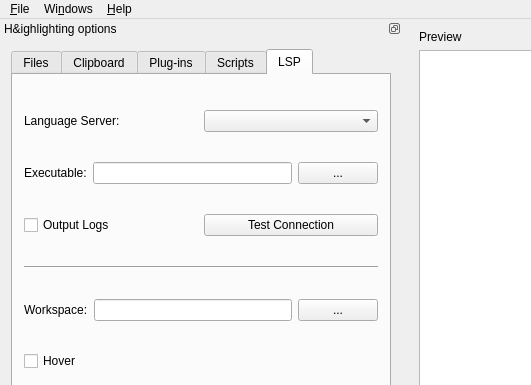
Before: the Qt Designer form src/gui-qt/mainwindow.ui in pa-0/highlight, drawn with Qt 5; both pictures show x 0 to 531 and y 0 to 385 of the 957 by 860 pixel window.
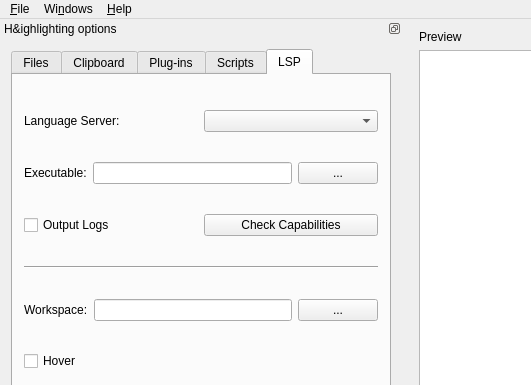
After: the same form once the commit is applied. The open tabs and pages were chosen to show the change. Icons and pictures are not drawn.

```diff
--- a/src/gui-qt/mainwindow.ui
+++ b/src/gui-qt/mainwindow.ui
@@ -840,7 +840,7 @@
               <string>Start an initialization request.</string>
              </property>
              <property name="text">
-              <string>Test Connection</string>
+              <string>Check Capabilities</string>
              </property>
             </widget>
            </item>
```
Left out of the diff: 2 changed lines with no effect on the pictures.
